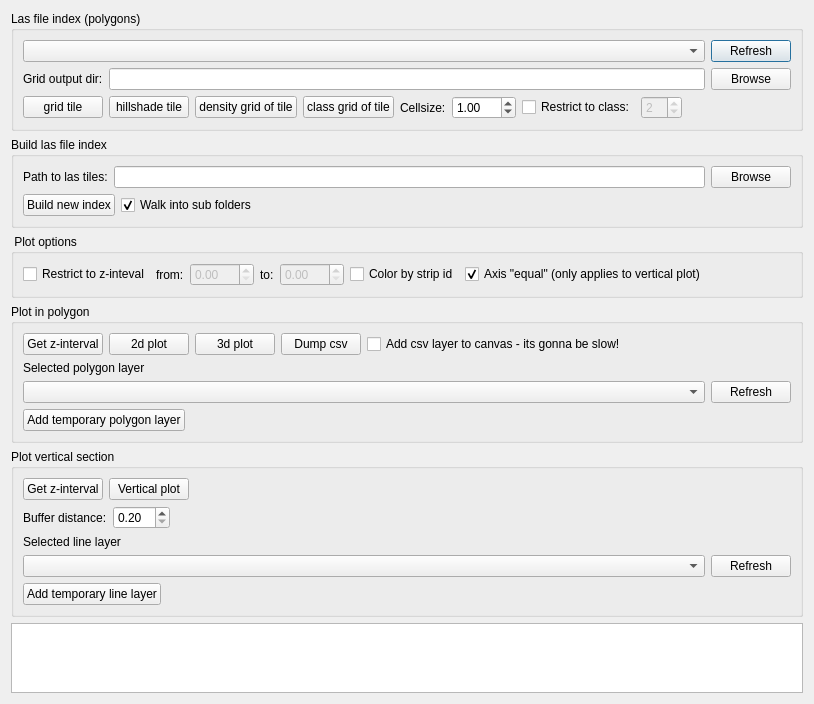
Old version of the form pcplot/Ui_PcPlot.ui in the repository SDFIdk/DHMQC.
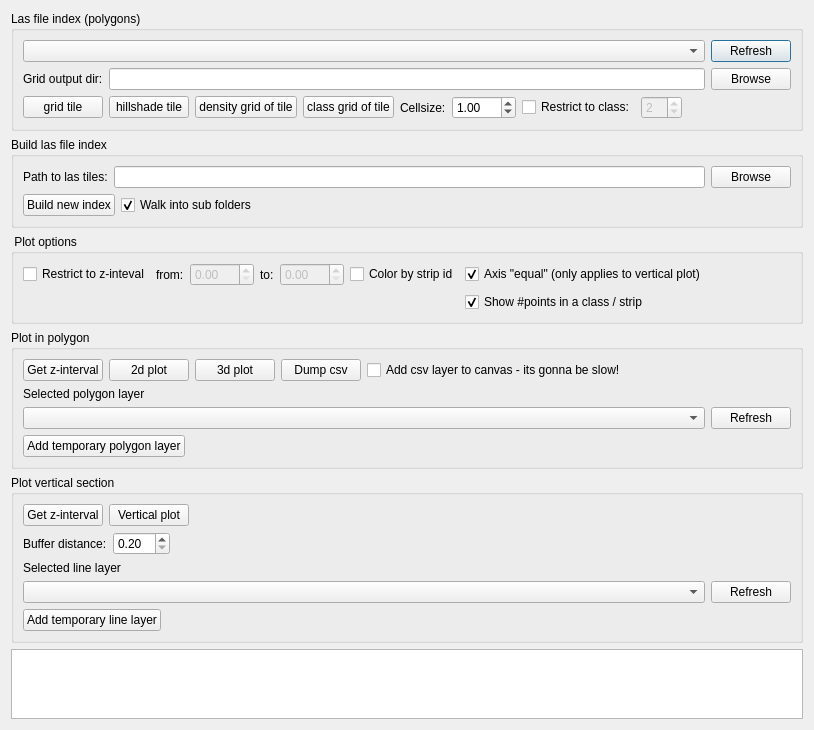
New version of the form.

Commit message: pcplot shows numbers in legend..

Diff of the .ui file:
```diff
--- a/pcplot/Ui_PcPlot.ui
+++ b/pcplot/Ui_PcPlot.ui
@@ -321,6 +321,16 @@
         </property>
        </widget>
       </item>
+      <item row="1" column="9">
+       <widget class="QCheckBox" name="chb_show_numbers">
+        <property name="text">
+         <string>Show #points in a class / strip</string>
+        </property>
+        <property name="checked">
+         <bool>true</bool>
+        </property>
+       </widget>
+      </item>
      </layout>
     </widget>
    </item>
```
The commit also changes 2 other files.
